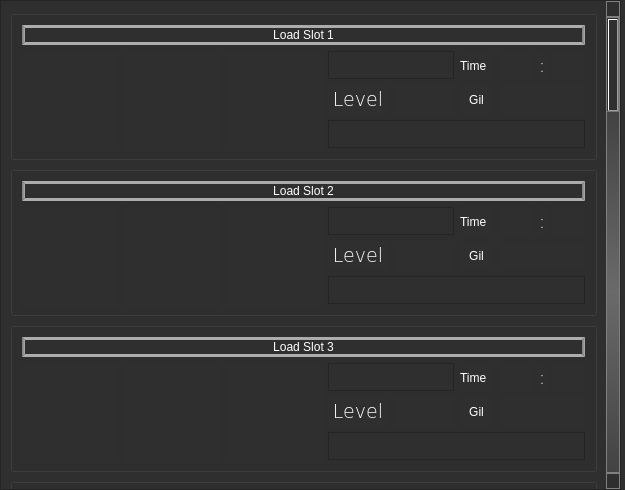
Old version of the form slotselect.ui in the repository sithlord48/blackchocobo.
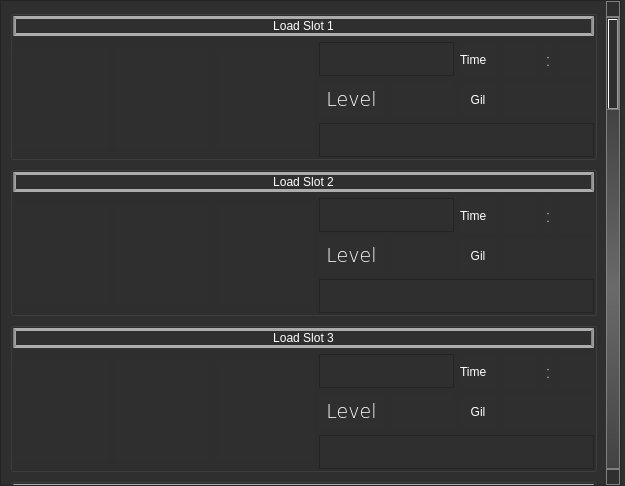
New version of the form. Icons and pictures are not drawn.

Commit message: slight update to slotselect layout , lupdate, other small corrections. waiting for translation

What changed in the file:
```diff
--- a/slotselect.ui
+++ b/slotselect.ui
@@ -10,7 +10,7 @@
     <x>0</x>
     <y>0</y>
     <width>625</width>
-    <height>490</height>
+    <height>486</height>
    </rect>
   </property>
   <property name="sizePolicy">
@@ -179,16 +179,9 @@
           <string/>
          </property>
          <layout class="QGridLayout" name="gridLayout_4">
-          <item row="0" column="0" colspan="3">
-           <widget class="QPushButton" name="btn_s1">
-            <property name="styleSheet">
-             <string notr="true"/>
-            </property>
-            <property name="text">
-             <string>Load Slot 1</string>
-            </property>
-           </widget>
-          </item>
+          <property name="margin">
+           <number>0</number>
+          </property>
           <item row="1" column="0" rowspan="3">
            <layout class="QHBoxLayout" name="horizontalLayout">
             <property name="spacing">
@@ -445,6 +438,22 @@
             </property>
            </widget>
           </item>
+          <item row="0" column="0" colspan="3">
+           <widget class="QPushButton" name="btn_s1">
+            <property name="sizePolicy">
+             <sizepolicy hsizetype="Preferred" vsizetype="Fixed">
+              <horstretch>0</horstretch>
+              <verstretch>0</verstretch>
+             </sizepolicy>
+            </property>
+            <property name="styleSheet">
+             <string notr="true"/>
+            </property>
+            <property name="text">
+             <string>Load Slot 1</string>
+            </property>
+           </widget>
+          </item>
          </layout>
         </widget>
        </item>
@@ -469,6 +478,9 @@
           <string/>
          </property>
          <layout class="QGridLayout" name="gridLayout_5">
+          <property name="margin">
+           <number>0</number>
+          </property>
           <item row="0" column="0" colspan="3">
            <widget class="QPushButton" name="btn_s2">
             <property name="styleSheet">
@@ -762,6 +774,9 @@
           <string/>
          </property>
          <layout class="QGridLayout" name="gridLayout_6">
+          <property name="margin">
+           <number>0</number>
+          </property>
           <item row="0" column="0" colspan="3">
            <widget class="QPushButton" name="btn_s3">
             <property name="styleSheet">
@@ -1046,6 +1061,9 @@
           <string/>
          </property>
          <layout class="QGridLayout" name="gridLayout_9">
+          <property name="margin">
+           <number>0</number>
+          </property>
           <item row="0" column="0" colspan="3">
            <widget class="QPushButton" name="btn_s4">
             <property name="styleSheet">
```
Left out of the diff: 33 changed lines with no effect on the pictures. The commit also changes 7 other files.
